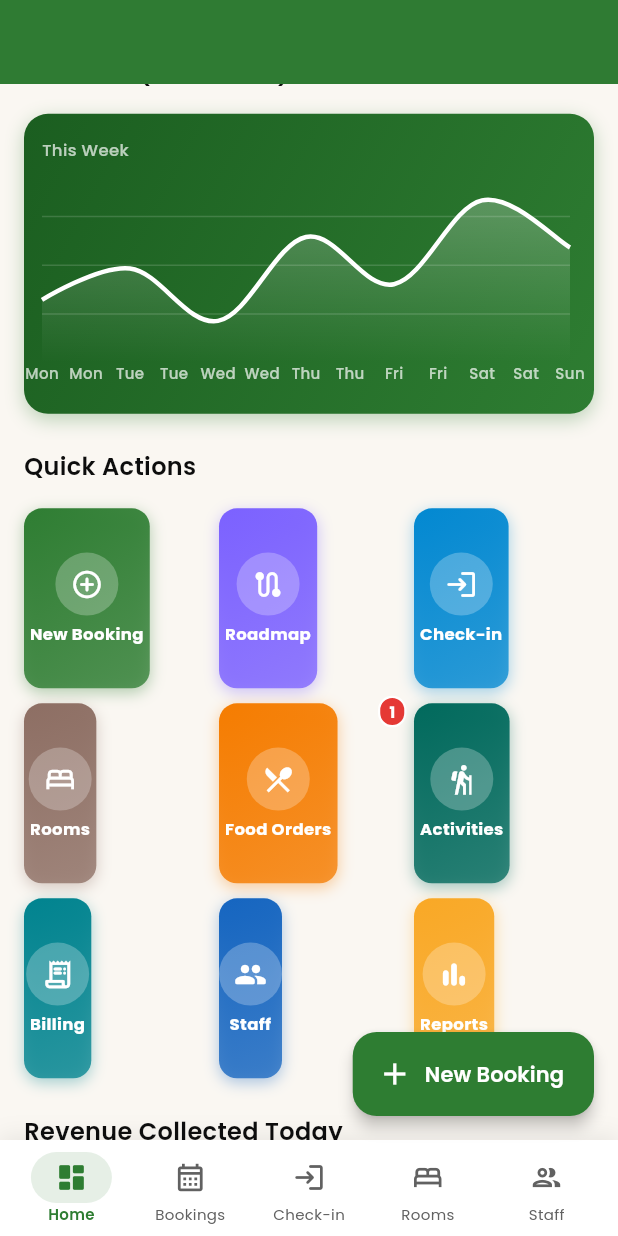
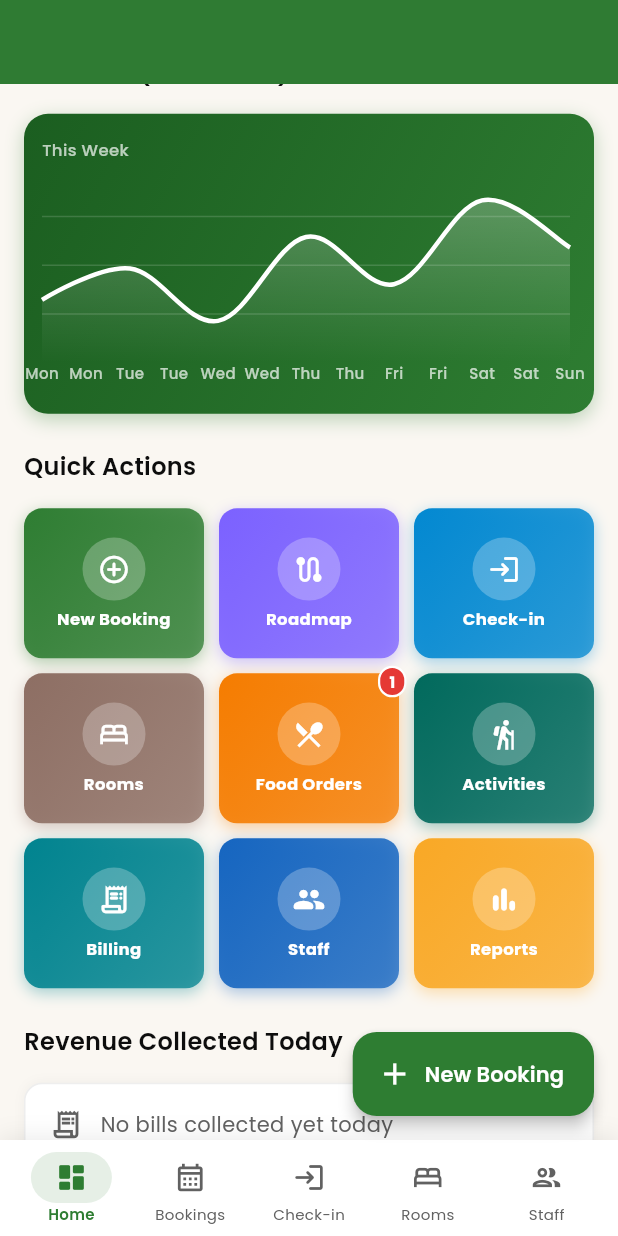
Before and after one commit to Chaitali2494/anjanvel-erp, a Flutter app: the OwnerDashboardScreen screen opened by its route, scrolled down 576 dp, on a phone screen of 412 x 824 dp. Run offline on Flutter 3.47's test engine with Material 3 defaults, Android fonts, the phone set to English and light mode, and no system bars; drawn by our look-alikes of fl_chart; our stand-ins replace firebase_core, firebase_messaging, flutter_local_notifications, flutter_riverpod, go_router, google_fonts and 7 more; missing offline and left inert: dart:html, excel; accounts and stored records are empty.

Commit message:
fix: quick actions - SizedBox tiles with Positioned.fill, capped at 150px each
- LayoutBuilder computes tileW from available width, capped at 150px per tile
- Wrap lays out tiles in rows (always 3 per row on normal screens)
- Positioned.fill fills the SizedBox so coloured background covers tile fully
- Stack clipBehavior:Clip.none keeps badge visible
- Works on mobile (370px) and desktop (1366px) without stretching

```diff
--- a/flutter_app/lib/features/dashboard/presentation/screens/owner_dashboard_screen.dart
+++ b/flutter_app/lib/features/dashboard/presentation/screens/owner_dashboard_screen.dart
@@ -536,14 +536,30 @@ class _QuickActionsGrid extends StatelessWidget {
       _Action('Reports',     Icons.bar_chart_rounded,          '/reports',           AppTheme.accent,   0),
     ];
 
-    return GridView.count(
-      crossAxisCount: 3,
-      shrinkWrap: true,
-      physics: const NeverScrollableScrollPhysics(),
-      crossAxisSpacing: 10,
-      mainAxisSpacing: 10,
-      children: actions.map((a) => _QuickActionTile(action: a)).toList(),
-    );
+    return LayoutBuilder(builder: (context, box) {
+      // Always 3 columns; tile width fills available space (capped at 150px each)
+      const cols     = 3;
+      const spacing  = 10.0;
+      const tileH    = 100.0;
+      final maxGridW = (150.0 * cols) + (spacing * (cols - 1)); // 470px max
+      final gridW    = box.maxWidth < maxGridW ? box.maxWidth : maxGridW;
+      final tileW    = (gridW - spacing * (cols - 1)) / cols;
+
+      return Center(
+        child: SizedBox(
+          width: gridW,
+          child: Wrap(
+            spacing: spacing,
+            runSpacing: spacing,
+            children: actions.map((a) => SizedBox(
+              width: tileW,
+              height: tileH,
+              child: _QuickActionTile(action: a),
+            )).toList(),
+          ),
+        ),
+      );
+    });
   }
 }
 
@@ -567,7 +583,9 @@ class _QuickActionTile extends StatelessWidget {
       child: Stack(
         clipBehavior: Clip.none,
         children: [
-          Container(
+          // Full-size coloured background
+          Positioned.fill(
+            child: Container(
               decoration: BoxDecoration(
                 gradient: LinearGradient(
                   begin: Alignment.topLeft,
@@ -612,7 +630,8 @@ class _QuickActionTile extends StatelessWidget {
                 ],
               ),
             ),
-          // Live badge — only shown when count > 0
+          ),
+          // Live badge
           if (action.badge > 0)
             Positioned(
               top: -5,
```
Lines whose indentation alone changed are shown as unchanged.
